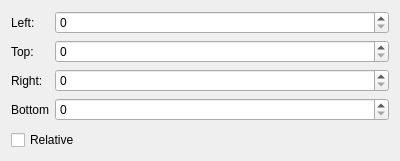
Qt form App/tools/image_clip/resize_tab.ui (fengzhu2007/anycode) before a commit.
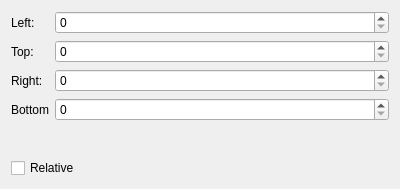
The same form after that commit.

```diff
--- a/App/tools/image_clip/resize_tab.ui
+++ b/App/tools/image_clip/resize_tab.ui
@@ -7,7 +7,7 @@
     <x>0</x>
     <y>0</y>
     <width>400</width>
-    <height>161</height>
+    <height>189</height>
    </rect>
   </property>
   <property name="windowTitle">
```
Left out of the diff: 24 changed lines with no effect on the pictures.
